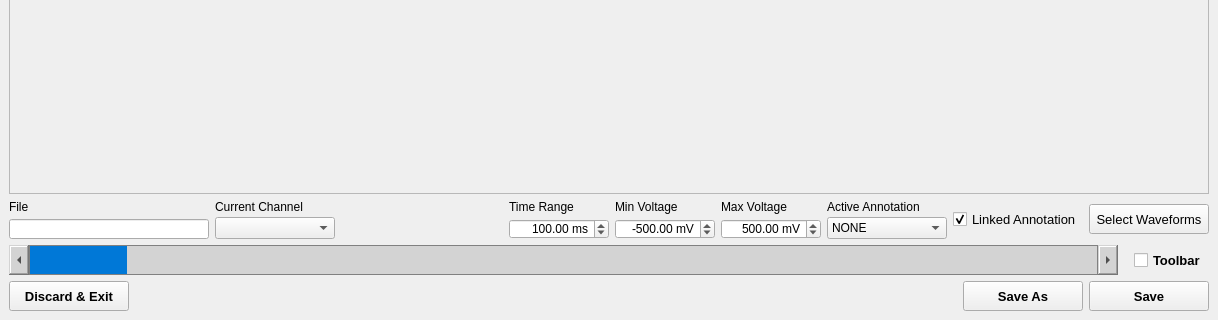
Old version of the form parus/gui/desg_resver.ui in the repository saptera/parus; both pictures show x 0 to 1218 and y 425 to 745 of the 1218 by 745 pixel window.
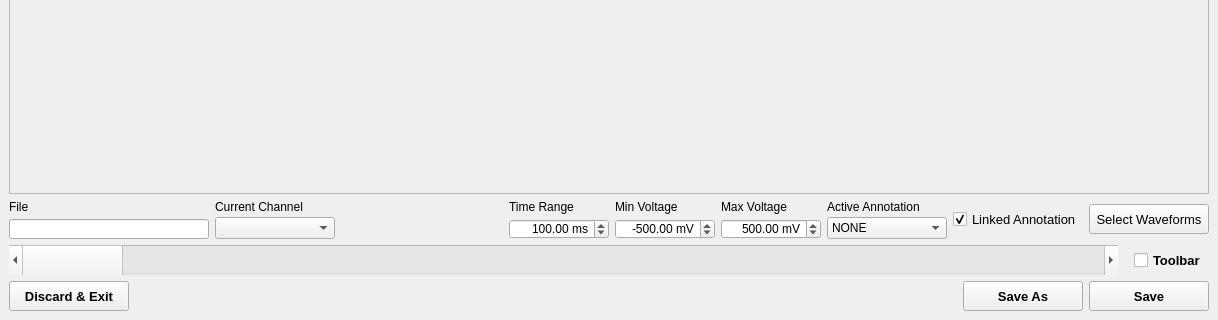
New version of the form.

Commit message: Use default scroll bar in light mode

```diff
--- a/parus/gui/desg_resver.ui
+++ b/parus/gui/desg_resver.ui
@@ -426,37 +426,6 @@
           <height>30</height>
          </size>
         </property>
-        <property name="styleSheet">
-         <string notr="true">QScrollBar:horizontal {
-    border: 1px solid grey;
-    background: #D3D3D3;
-    height: 20px;
-    margin: 0px 20px 0px 20px;
-}
-QScrollBar::handle:horizontal {
-    background: #0078D7;
-    min-width: 10px;
-}
-QScrollBar::handle:horizontal:hover {
-    background: #73A5C6;
-}
-QScrollBar::handle:horizontal:pressed {
-    background: #4169E1;
-}
-QScrollBar::handle:horizontal:disabled{
-    background: #C0C0C0;
-}
-QScrollBar::add-line:horizontal {
-    width: 20px;
-    subcontrol-position: right;
-    subcontrol-origin: margin;
-}
-QScrollBar::sub-line:horizontal {
-    width: 20px;
-    subcontrol-position: left;
-    subcontrol-origin: margin;
-}</string>
-        </property>
         <property name="orientation">
          <enum>Qt::Orientation::Horizontal</enum>
         </property>
```
The commit also changes 4 other files.
